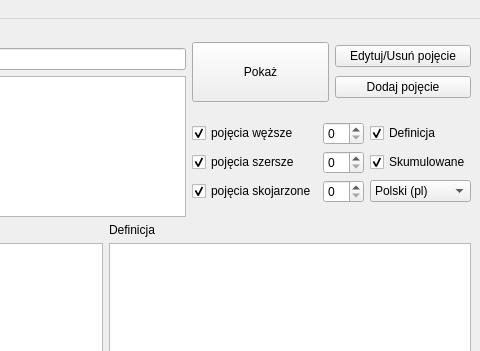
First picture: the form in scalone/ui/przegladarka.ui, repository mpichlin/KPW, before the edit; both pictures show x 269 to 749 and y 0 to 351 of the 749 by 727 pixel window.
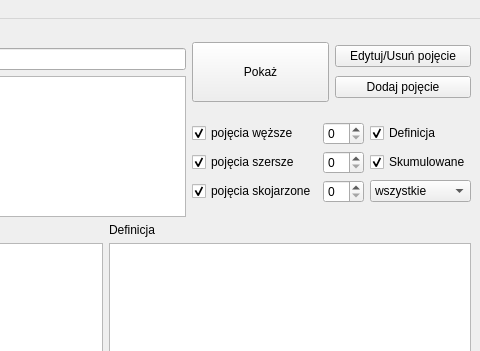
Second picture: the form after the edit.

Patch:
```diff
--- a/scalone/ui/przegladarka.ui
+++ b/scalone/ui/przegladarka.ui
@@ -148,7 +148,12 @@
            <widget class="QComboBox" name="comboBox">
             <item>
              <property name="text">
-              <string>Polski (pl)</string>
+              <string>wszystkie</string>
+             </property>
+            </item>
+            <item>
+             <property name="text">
+              <string>Polskie (pl)</string>
              </property>
             </item>
             <item>
```
Left out of the diff: 3 changed lines with no effect on the pictures.
